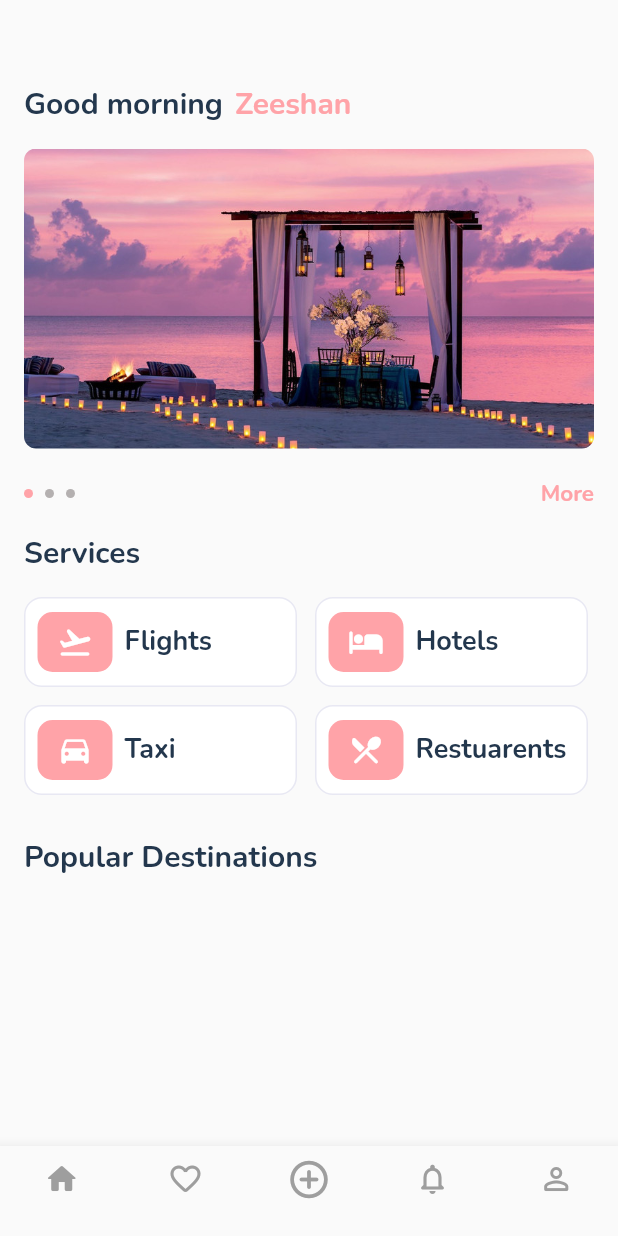
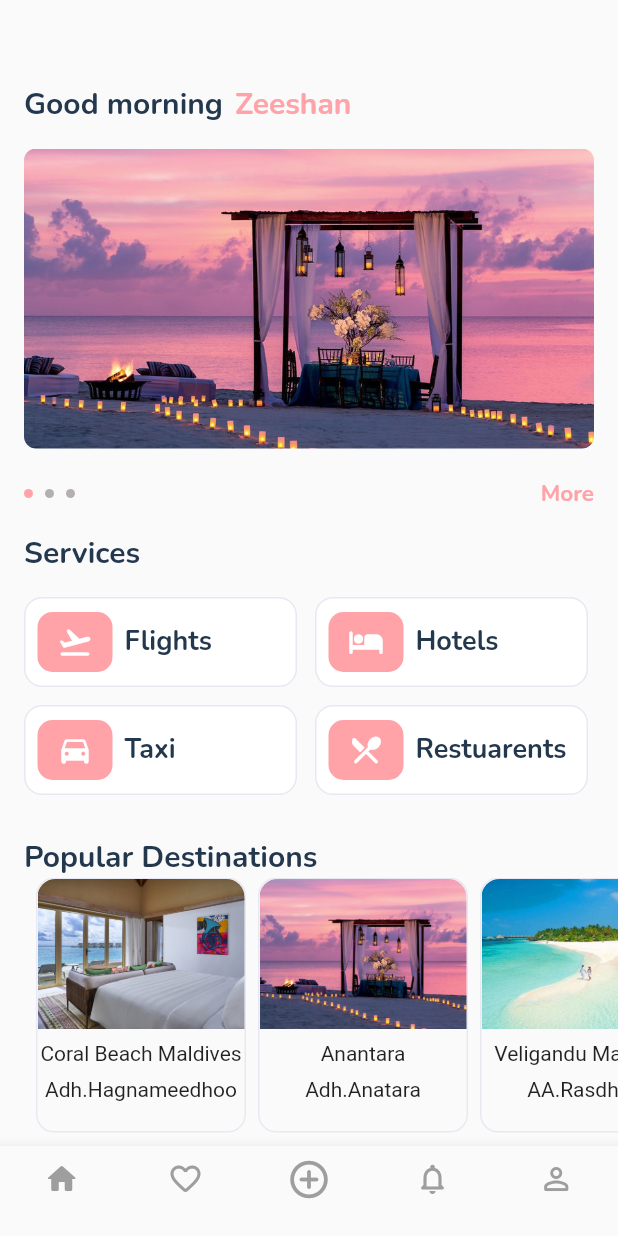
Before and after one commit to ibrahimzahir/travel_app, a Flutter app: the screen it shows after launch, on a phone screen of 412 x 824 dp. Run offline on Flutter 3.47's test engine with Material 2 defaults, Android fonts, the phone set to English and light mode, and no system bars; our stand-ins replace flutter_swiper, google_fonts.

Commit message:
popular destination

```diff
--- a/lib/models/destinations_model.dart
+++ b/lib/models/destinations_model.dart
@@ -3,18 +3,13 @@ class PopularDestinationModel {
   String island;
   String image;
 
-  PopularDestinationModel(String name, String island, String image);
+  PopularDestinationModel(this.name, this.island, this.image);
+}
 
-  List<PopularDestinationModel> popDestinations = popDestinationsList
-      .map(
-        (item) => PopularDestinationModel(
-          item['name'],
-          item['island'],
-          item['image'],
-        ),
-      )
-      .toList();
-}
+List<PopularDestinationModel> popDestinations = popDestinationsList
+    .map((item) =>
+        PopularDestinationModel(item['name'], item['island'], item['image']))
+    .toList();
 
 var popDestinationsList = [
   {
@@ -28,18 +23,18 @@ var popDestinationsList = [
     "image": "assets/images/beach-weds.jpeg"
   },
   {
-    "name": "Veligandu Beach Maldives",
+    "name": "Veligandu Maldives",
     "island": "AA.Rasdhoo",
     "image": "assets/images/beach.jpeg"
   },
   {
-    "name": "Palm Tree Beach Maldives",
+    "name": "Palm Beach Resort",
     "island": "Ga.Dhevvadhoo",
     "image": "assets/images/beach.jpg"
   },
   {
-    "name": "Sun set Beach",
-    "island": "B.Hithaadhoo",
+    "name": "Niyaam Beach",
+    "island": "N.Hithaadhoo",
     "image": "assets/images/sunset.jpeg"
   },
 ];
--- a/lib/screens/home_screen.dart
+++ b/lib/screens/home_screen.dart
@@ -1,5 +1,6 @@
 import 'package:flutter/material.dart';
 import 'package:flutter_swiper/flutter_swiper.dart';
+import '../models/destinations_model.dart';
 import '../models/carousel_model.dart';
 import '../widgets/bottom_navigation_bar.dart';
 import '../constants/style_constant.dart';
@@ -321,6 +322,59 @@ class _HomeScreenState extends State<HomeScreen> {
                   ],
                 ),
               ),
+              Container(
+                height: 170,
+                child: ListView.builder(
+                  itemCount: popDestinations.length,
+                  padding: EdgeInsets.only(left: 16, right: 16),
+                  scrollDirection: Axis.horizontal,
+                  itemBuilder: (contex, index) {
+                    return Padding(
+                      padding: const EdgeInsets.only(left: 8.0),
+                      child: Container(
+                        height: 170,
+                        width: 140,
+                        decoration: BoxDecoration(
+                          borderRadius: BorderRadius.circular(12),
+                          border: Border.all(color: tBorderColor),
+                        ),
+                        child: Column(
+                          children: [
+                            ClipRRect(
+                              borderRadius: BorderRadius.only(
+                                topLeft: Radius.circular(12.0),
+                                topRight: Radius.circular(12.0),
+                                bottomLeft: Radius.zero,
+                                bottomRight: Radius.zero,
+                              ),
+                              child: Image.asset(
+                                popDestinations[index].image,
+                                height: 100,
+                                width: 140,
+                                fit: BoxFit.cover,
+                              ),
+                            ),
+                            Column(
+                              children: [
+                                Padding(
+                                  padding: const EdgeInsets.only(top: 8.0),
+                                  child:
+                                      Text(popDestinations[index].name ?? ''),
+                                ),
+                                Padding(
+                                  padding: const EdgeInsets.only(top: 8.0),
+                                  child:
+                                      Text(popDestinations[index].island ?? ''),
+                                ),
+                              ],
+                            )
+                          ],
+                        ),
+                      ),
+                    );
+                  },
+                ),
+              ),
             ],
           ),
         ),
```
Also changed, not shown: lib/models/placesdetail_model.dart (+44 -0 lines).
